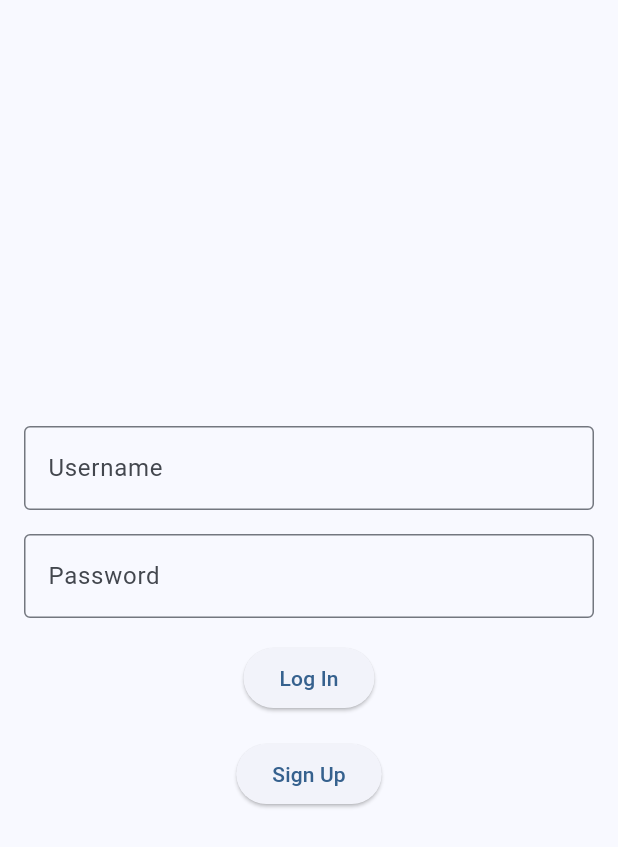
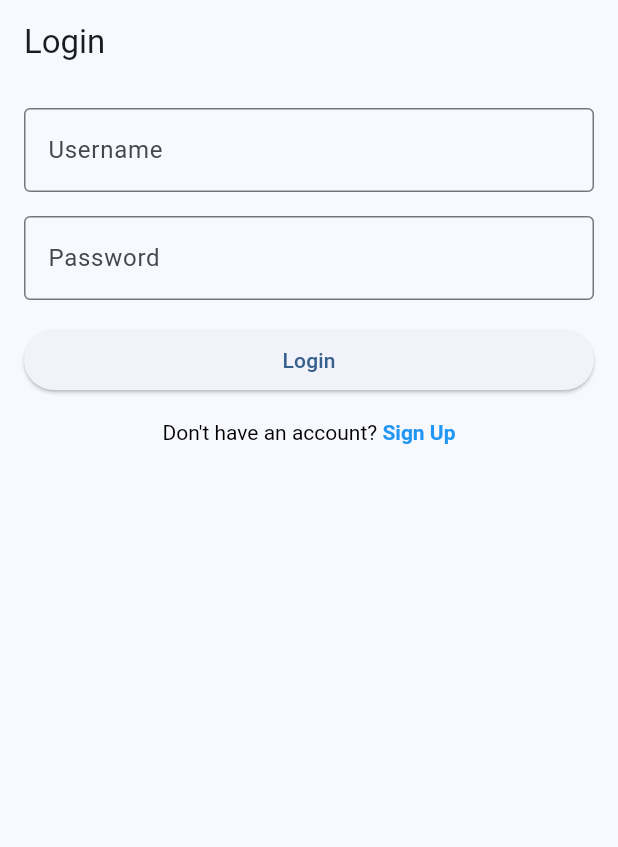
Before and after one commit to coxioxi/flutter_application_test, a Flutter app: the LoginScreen screen opened directly, on a phone screen of 412 x 824 dp. Shown: the top 847 px of the screen. Run offline on Flutter 3.47's test engine with Material 3 defaults, Android fonts, the phone set to English and light mode, and no system bars; our stand-ins replace font_awesome_flutter, objectbox; generated files the repository leaves out were written again.

Commit message:
Some login and Sign up page refactoiring and styling, getting ready for user authentification!

```diff
--- a/lib/Database/objectBox.dart
+++ b/lib/Database/objectBox.dart
@@ -1,5 +1,3 @@
-import 'package:flutter_application_test/main.dart';
-
 import 'data_model.dart';
 import 'objectbox.g.dart';
 
--- a/lib/View/login_screen.dart
+++ b/lib/View/login_screen.dart
@@ -1,7 +1,7 @@
+import 'package:flutter/gestures.dart';
 import 'package:flutter/material.dart';
-//import 'package:flutter_application_test/game_list_screen.dart';
-//import 'sign_up_screen.dart';
-//import 'game_list_screen.dart';
+import 'sign_up_screen.dart';
+import 'game_list_screen.dart';
 
 
 class LoginScreen extends StatefulWidget{
@@ -26,12 +26,13 @@ class _LoginScreen extends State<LoginScreen>{
   @override
   Widget build (BuildContext context) {
     return Scaffold(
-      body: Padding(
+      appBar: AppBar(title: const Text('Login'),),
+
+      body: ListView(
         padding: const EdgeInsets.all(16),
-        child: Column(
-          mainAxisAlignment: MainAxisAlignment.center,
         children: [
 
+          // User name text field
           TextField(
             controller: _username,
             decoration: const InputDecoration(
@@ -42,6 +43,7 @@ class _LoginScreen extends State<LoginScreen>{
 
           SizedBox(height: 16),
 
+          // Password text field
           TextField(
             controller: _password,
             obscureText: true,
@@ -53,31 +55,52 @@ class _LoginScreen extends State<LoginScreen>{
 
           SizedBox(height: 16),
 
+          // Login button, push and replaces with game screen view
           ElevatedButton(
-              onPressed:() {
-                //TODO: uncoment when ready for user auth
-                //Navigator.pushReplacement(
-                //  context,
-                //  MaterialPageRoute(builder: (context) => const GameListScreen()),
-                //);
+            onPressed: () {
+              Navigator.pushReplacement(
+                context,
+                MaterialPageRoute(builder: (context) => const GameListScreen()),
+              );
             },
-              child: const Text('Log In'),
+            child: const Text('Login')
           ),
 
           SizedBox(height: 16),
 
-            ElevatedButton(
-              onPressed: (){
-                //TODO: uncoment when ready for user auth
-                //Navigator.pushReplacement(
-                //  context,
-                //  MaterialPageRoute(builder: (context) => const SignUpScreen()),
-                //);
-              },
-              child: const Text('Sign Up'))
+          // Sign up gesture detector, takes to the sign up page
+          GestureDetector(
+            onTap: () => Navigator.push(
+              context,
+              MaterialPageRoute(builder: (context) => const SignUpScreen())
+            ),
+
+            child: Center(
+              child: RichText(
+                text: TextSpan(
+                  style: TextStyle(color: Colors.black),
+                  text: "Don't have an account? ",
+                  children: [
+                    TextSpan(
+                      text: "Sign Up",
+                      style: TextStyle(
+                        color: Colors.blue,
+                        fontWeight: FontWeight.bold
+                      ),
+                      recognizer: TapGestureRecognizer()
+                      ..onTap = () {
+                        Navigator.push(context,
+                        MaterialPageRoute(builder: (context) => SignUpScreen())
+                        );
+                      }
+                    )
+                  ]
+                ),
+              )
+            )
+          )
         ],
       ),
-      )
     );
   }
 }
--- a/lib/holder.dart
+++ b/lib/holder.dart
@@ -1,5 +1,4 @@
 import 'package:flutter/material.dart';
-import 'main.dart';
 
 void main() {
   runApp(const MyApp());
--- a/lib/main.dart
+++ b/lib/main.dart
@@ -1,8 +1,8 @@
 import 'package:flutter/material.dart';
-import 'package:flutter_application_test/View/game_list_screen.dart';
 import 'package:flutter_application_test/Database/game_state.dart';
 import 'package:provider/provider.dart';
 import 'Database/objectBox.dart';
+import 'View/login_screen.dart';
 
 late Objectbox objectbox;
 
@@ -29,7 +29,7 @@ class TestApp extends StatelessWidget{
       theme: ThemeData(
         colorScheme: ColorScheme.fromSeed(seedColor: Colors.blue),
       ),
-      home: GameListScreen(),
+      home: LoginScreen(),
     );
   }
 }
```
Also changed, not shown: lib/View/sign_up_screen.dart (+11 -13 lines). Lines whose indentation alone changed are shown as unchanged.
